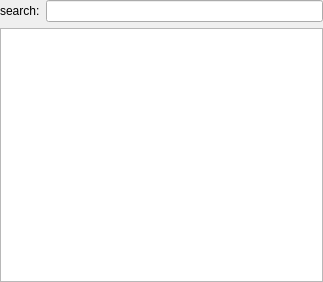
Ulle84/UllesSourceCode, file TreeEdit/TreeEdit.ui: the form before one commit.
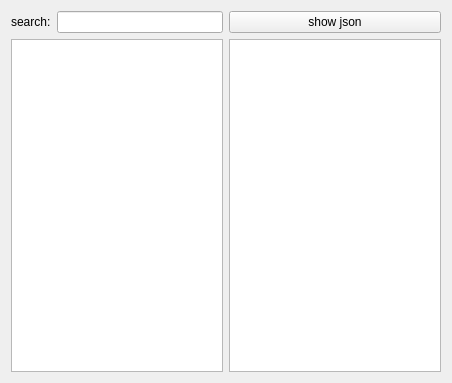
The form after the commit.

Commit message: + TreeEdit to Json

Diff of the .ui file:
```diff
--- a/TreeEdit/TreeEdit.ui
+++ b/TreeEdit/TreeEdit.ui
@@ -6,26 +6,16 @@
    <rect>
     <x>0</x>
     <y>0</y>
-    <width>323</width>
-    <height>282</height>
+    <width>452</width>
+    <height>383</height>
    </rect>
   </property>
   <property name="windowTitle">
    <string>Form</string>
   </property>
-  <layout class="QVBoxLayout" name="verticalLayout">
-   <property name="leftMargin">
-    <number>0</number>
-   </property>
-   <property name="topMargin">
-    <number>0</number>
-   </property>
-   <property name="rightMargin">
-    <number>0</number>
-   </property>
-   <property name="bottomMargin">
-    <number>0</number>
-   </property>
+  <layout class="QHBoxLayout" name="horizontalLayout_2">
+   <item>
+    <layout class="QVBoxLayout" name="verticalLayout_2">
    <item>
     <layout class="QHBoxLayout" name="horizontalLayout">
      <item>
@@ -46,6 +36,22 @@
       <bool>true</bool>
      </property>
     </widget>
+     </item>
+    </layout>
+   </item>
+   <item>
+    <layout class="QVBoxLayout" name="verticalLayout">
+     <item>
+      <widget class="QPushButton" name="pushButton">
+       <property name="text">
+        <string>show json</string>
+       </property>
+      </widget>
+     </item>
+     <item>
+      <widget class="QPlainTextEdit" name="plainTextEdit"/>
+     </item>
+    </layout>
    </item>
   </layout>
  </widget>
```
Lines whose indentation alone changed are shown as unchanged. The commit also changes 8 other files.
